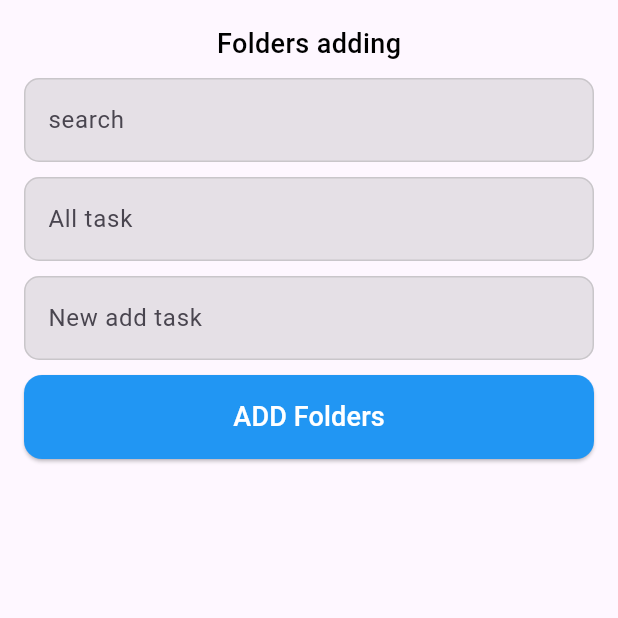
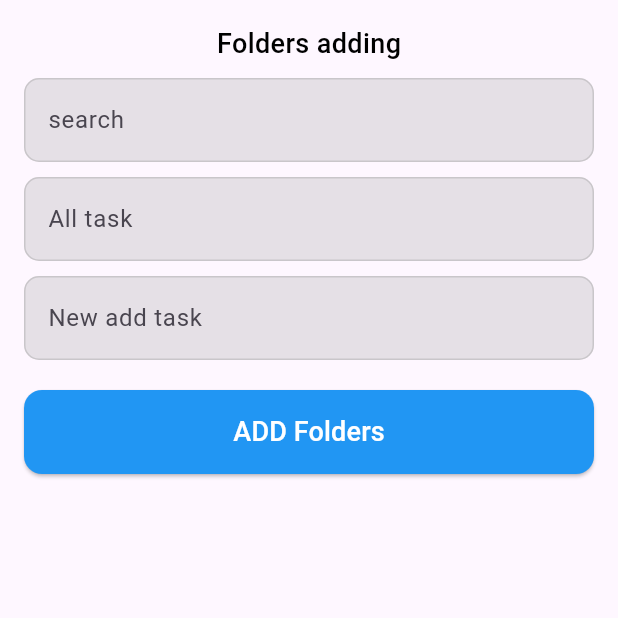
Before and after one commit to abdullahsheikh6835-beep/note_pad, a Flutter app: the screen it shows after launch, on a phone screen of 412 x 824 dp, the top half of it. Run offline on Flutter 3.47's test engine with Material 3 defaults, Android fonts, the phone set to English and light mode, and no system bars; our stand-ins replace cloud_firestore, firebase_auth, firebase_core; accounts and stored records are empty.

Commit message:
'git hub'

```diff
--- a/analysis_options.yaml
+++ b/analysis_options.yaml
@@ -7,6 +7,9 @@
 
 # The following line activates a set of recommended lints for Flutter apps,
 # packages, and plugins designed to encourage good coding practices.
+analyzer:
+  errors:
+    must_be_immutable: ignore
 include: package:flutter_lints/flutter.yaml
 
 linter:
--- a/lib/view/auth_repo.dart
+++ b/lib/view/auth_repo.dart
@@ -4,7 +4,7 @@ import 'package:cloud_firestore/cloud_firestore.dart';
 import 'package:firebase_auth/firebase_auth.dart';
 
 class Auth {
-    Future<void> creatNotes(String text, String note, String task) async {
+  Future<void> creatNotes(String text, String note, String task) async {
     try {
       String? userid = FirebaseAuth.instance.currentUser?.uid;
 
@@ -42,8 +42,7 @@ class Auth {
 
       return noteData.map((data) {
         return data.docs.map((e) => e.data()).toList();
-      }
-      );
+      });
     } catch (e) {
       rethrow;
     }
--- a/lib/view/floder_page.dart
+++ b/lib/view/floder_page.dart
@@ -37,7 +37,7 @@ class _FolderscreenState extends State<Folderscreen> {
                 hint: 'New add task',
                 controller: taskcontroler,
               ),
-              SizedBox(height: 10),
+              SizedBox(height: 20),
               SizedBox(
                 width: double.infinity,
                 child: ElevatedButton(
@@ -59,7 +59,6 @@ class _FolderscreenState extends State<Folderscreen> {
                         taskcontroler.text,
                         notescontroler.text,
                       );
-
                       ScaffoldMessenger.of(
                         context,
                       ).showSnackBar(SnackBar(content: Text("add task")));
```
